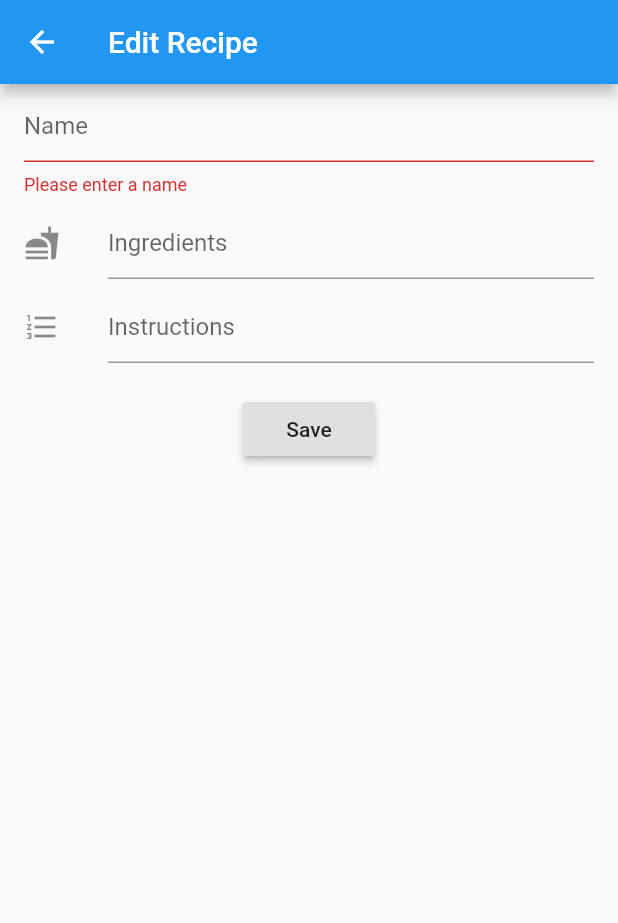
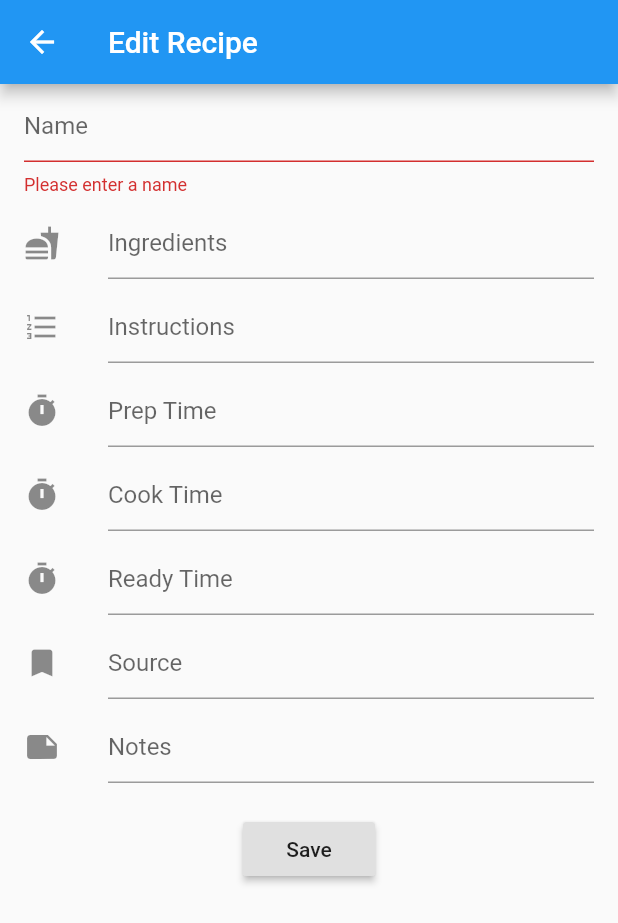
Before and after one commit to mrmeyers99/cookbook, a Flutter app: the EditRecipeScreen screen opened directly, after a tap on "Save", on a phone screen of 412 x 824 dp. Shown: the top 923 px of the screen. Run offline on Flutter 3.47's test engine with Material 2 defaults, Android fonts, the phone set to English and light mode, and no system bars; our stand-ins replace cloud_firestore, firebase_auth, flutter_cache_manager, get_it, wakelock; accounts and stored records are empty.

Commit message:
edit new fields

```diff
--- a/lib/service/RecipeService.dart
+++ b/lib/service/RecipeService.dart
@@ -55,12 +55,17 @@ class RecipeService {
     return _recipes.document(id).delete();
   }
 
-  Future<String> updateRecipe(String id, {name: String, ingredients: String, instructions}) {
+  Future<String> updateRecipe(String id, {name: String, ingredients: String, instructions: String, prepTime: String, cookTime: String, readyTime: String, source: String, notes: String}) {
     if (id == "") {
       return FirebaseAuth.instance.currentUser().then((user) => _recipes.add({
         "name": name,
         "ingredients": ingredients,
         "instructions": instructions,
+        "prepTime": prepTime,
+        "cookTime": cookTime,
+        "readyTime": readyTime,
+        "source": source,
+        "notes": notes,
         "keywords": _buildKeywords(name, ingredients),
         "tags": List(),
         "updated_at": FieldValue.serverTimestamp(),
@@ -79,6 +84,11 @@ class RecipeService {
           "name": name,
           "ingredients": ingredients,
           "instructions": instructions,
+          "prepTime": prepTime,
+          "cookTime": cookTime,
+          "readyTime": readyTime,
+          "source": source,
+          "notes": notes,
           "keywords": _buildKeywords(name, ingredients),
           "updated_at": FieldValue.serverTimestamp()
         });
--- a/lib/ui/screens/edit_recipe.dart
+++ b/lib/ui/screens/edit_recipe.dart
@@ -28,12 +28,22 @@ class _EditRecipeScreenState extends State<EditRecipeScreen> {
   final TextEditingController nameController;
   final TextEditingController ingredientsController;
   final TextEditingController instructionsController;
+  final TextEditingController prepTimeController;
+  final TextEditingController cookTimeController;
+  final TextEditingController readyTimeController;
+  final TextEditingController sourceController;
+  final TextEditingController notesController;
   final RecipeService _recipeService;
 
   _EditRecipeScreenState(this.recipe):
         this.nameController = TextEditingController(text: recipe.name),
         this.ingredientsController = TextEditingController(text: recipe.ingredients.join("\n")),
         this.instructionsController = TextEditingController(text: recipe.instructions.join("\n")),
+        this.prepTimeController = TextEditingController(text: recipe.prepTime),
+        this.cookTimeController = TextEditingController(text: recipe.cookTime),
+        this.readyTimeController = TextEditingController(text: recipe.readyTime),
+        this.sourceController = TextEditingController(text: recipe.source),
+        this.notesController = TextEditingController(text: recipe.notes),
         this._recipeService = locator.get<RecipeService>();
 
   // Create a global key that uniquely identifies the Form widget
@@ -75,13 +85,51 @@ class _EditRecipeScreenState extends State<EditRecipeScreen> {
                         maxLines: null,
                   )),
                   ListTile(
-                    leading: Icon(Icons.format_list_numbered),
-                    title:
+                      leading: Icon(Icons.format_list_numbered),
+                      title:
                       TextFormField(
                         controller: instructionsController,
                         keyboardType: TextInputType.multiline,
                         textInputAction: TextInputAction.newline,
                         decoration: InputDecoration(hintText: "Instructions"),
+                        maxLines: null,
+                      )),
+                  ListTile(
+                    leading: Icon(Icons.timer),
+                    title:
+                      TextFormField(
+                        controller: prepTimeController,
+                        decoration: InputDecoration(hintText: "Prep Time"),
+                  )),
+                  ListTile(
+                    leading: Icon(Icons.timer),
+                    title:
+                      TextFormField(
+                        controller: cookTimeController,
+                        decoration: InputDecoration(hintText: "Cook Time"),
+                  )),
+                  ListTile(
+                    leading: Icon(Icons.timer),
+                    title:
+                      TextFormField(
+                        controller: readyTimeController,
+                        decoration: InputDecoration(hintText: "Ready Time"),
+                  )),
+                  ListTile(
+                    leading: Icon(Icons.bookmark),
+                      title:
+                      TextFormField(
+                        controller: sourceController,
+                        decoration: InputDecoration(hintText: "Source"),
+                  )),
+                  ListTile(
+                    leading: Icon(Icons.note),
+                    title:
+                      TextFormField(
+                        controller: notesController,
+                        keyboardType: TextInputType.multiline,
+                        textInputAction: TextInputAction.newline,
+                        decoration: InputDecoration(hintText: "Notes"),
                         maxLines: null,
                   )),
                     Padding(
@@ -94,7 +142,13 @@ class _EditRecipeScreenState extends State<EditRecipeScreen> {
                             _recipeService.updateRecipe(recipe.id,
                                 name: nameController.text,
                                 ingredients: ingredientsController.text.split("\n"),
-                                instructions: instructionsController.text.split("\n"))
+                                instructions: instructionsController.text.split("\n"),
+                                prepTime: prepTimeController.text,
+                                cookTime: cookTimeController.text,
+                                readyTime: readyTimeController.text,
+                                source: sourceController.text,
+                                notes: notesController.text,
+                            )
                             .then((result) {
                               if (recipe.id == "") {
                                 Navigator.pushReplacement(context, MaterialPageRoute(builder: (context) => RecipeScreen(result)));
```
